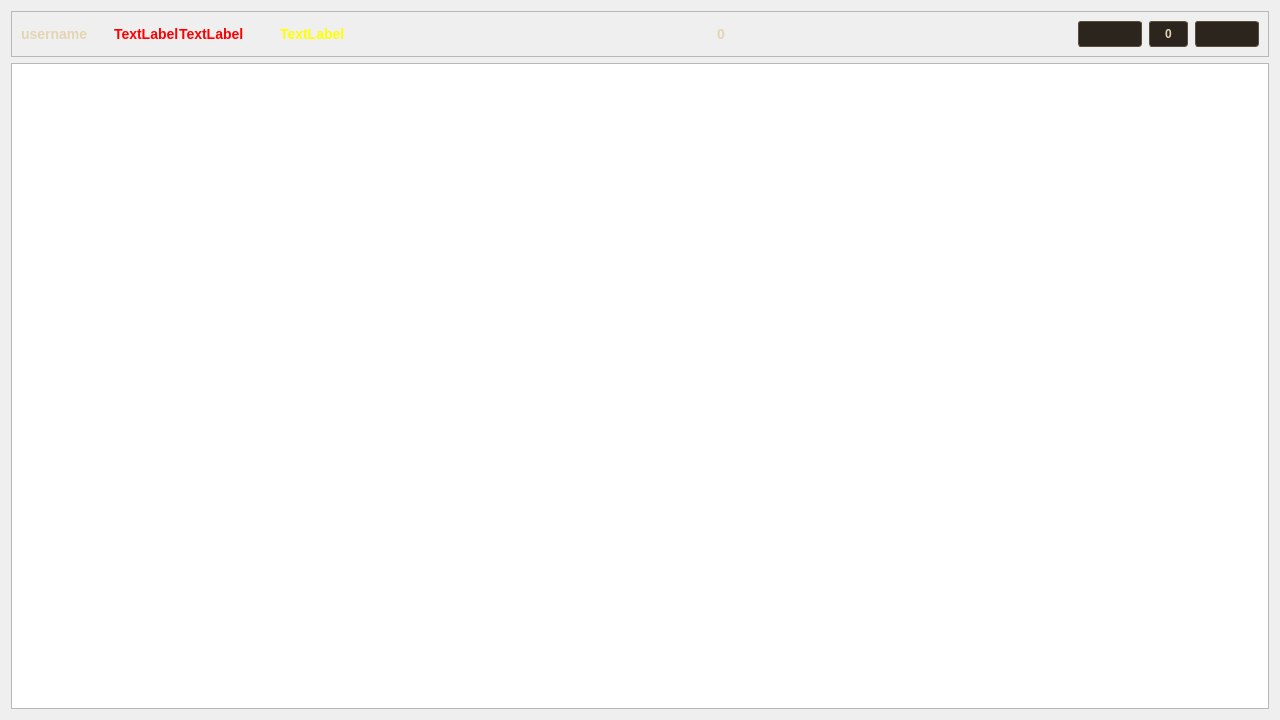
This is gameplay.ui in OVahidO/Slay_The_Spire as Qt 5 draws it before an edit. The edited form follows.
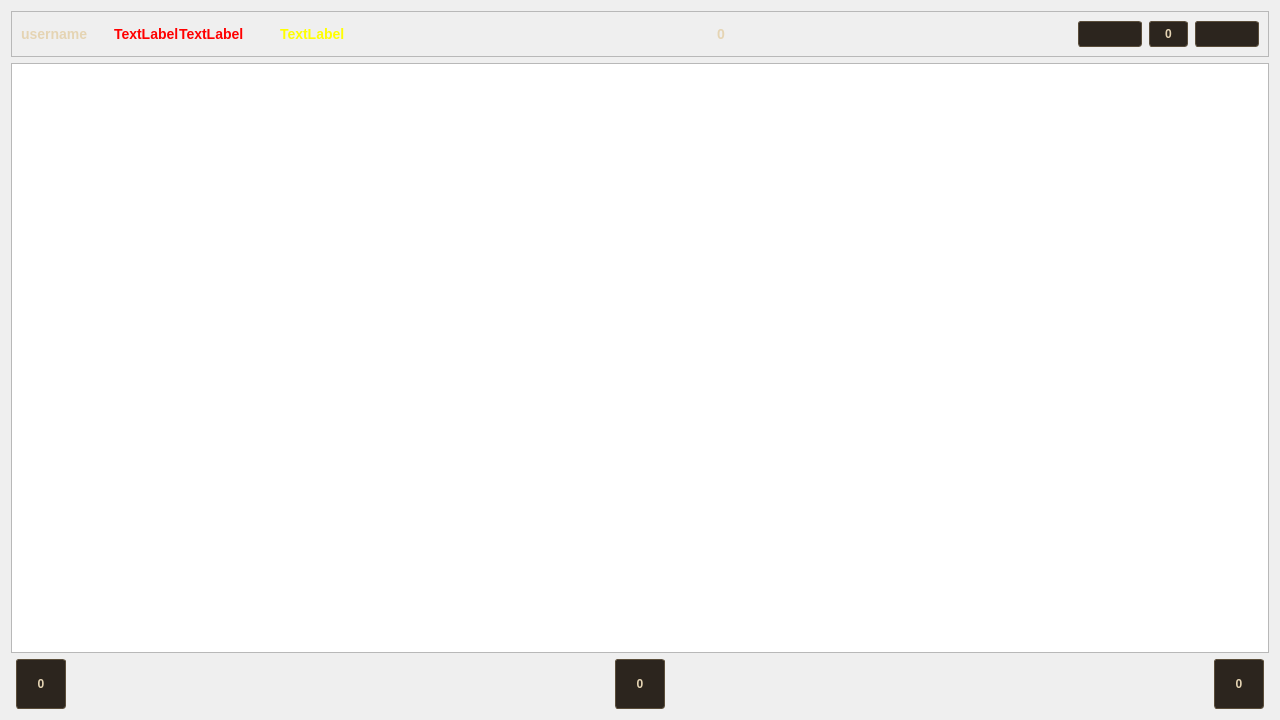
This is the edited form. Icons and pictures are not drawn.

Commit message: feat: add GamePlay UI items: - Piles - Anim PlayerCards - Energy Label - EndTurn Button

Patch:
```diff
--- a/gameplay.ui
+++ b/gameplay.ui
@@ -316,6 +316,163 @@
    <item>
     <widget class="QGraphicsView" name="graphicsView"/>
    </item>
+   <item>
+    <layout class="QHBoxLayout" name="horizontalLayout_2">
+     <property name="leftMargin">
+      <number>5</number>
+     </property>
+     <property name="topMargin">
+      <number>0</number>
+     </property>
+     <property name="rightMargin">
+      <number>5</number>
+     </property>
+     <item>
+      <widget class="QPushButton" name="drawPileButton">
+       <property name="minimumSize">
+        <size>
+         <width>50</width>
+         <height>50</height>
+        </size>
+       </property>
+       <property name="maximumSize">
+        <size>
+         <width>90</width>
+         <height>50</height>
+        </size>
+       </property>
+       <property name="styleSheet">
+        <string notr="true">QPushButton {
+    background-color: #2c251e;
+    color: #e5d4b3;
+    border: 1px solid #5a4d3a;
+    padding: 5px 15px;
+    border-radius: 3px;
+    font-weight: bold;
+}</string>
+       </property>
+       <property name="text">
+        <string>0</string>
+       </property>
+       <property name="icon">
+        <iconset resource="resources.qrc">
+         <normaloff>:/icons/Pics/Icons/DrawPileIcon.png</normaloff>:/icons/Pics/Icons/DrawPileIcon.png</iconset>
+       </property>
+       <property name="iconSize">
+        <size>
+         <width>50</width>
+         <height>50</height>
+        </size>
+       </property>
+      </widget>
+     </item>
+     <item>
+      <spacer name="horizontalSpacer_3">
+       <property name="orientation">
+        <enum>Qt::Orientation::Horizontal</enum>
+       </property>
+       <property name="sizeHint" stdset="0">
+        <size>
+         <width>40</width>
+         <height>20</height>
+        </size>
+       </property>
+      </spacer>
+     </item>
+     <item>
+      <widget class="QPushButton" name="exhaustPileButton">
+       <property name="minimumSize">
+        <size>
+         <width>50</width>
+         <height>50</height>
+        </size>
+       </property>
+       <property name="maximumSize">
+        <size>
+         <width>90</width>
+         <height>50</height>
+        </size>
+       </property>
+       <property name="styleSheet">
+        <string notr="true">QPushButton {
+    background-color: #2c251e;
+    color: #e5d4b3;
+    border: 1px solid #5a4d3a;
+    padding: 5px 15px;
+    border-radius: 3px;
+    font-weight: bold;
+}</string>
+       </property>
+       <property name="text">
+        <string>0</string>
+       </property>
+       <property name="icon">
+        <iconset resource="resources.qrc">
+         <normaloff>:/icons/Pics/Icons/discardPile.png</normaloff>:/icons/Pics/Icons/discardPile.png</iconset>
+       </property>
+       <property name="iconSize">
+        <size>
+         <width>50</width>
+         <height>50</height>
+        </size>
+       </property>
+      </widget>
+     </item>
+     <item>
+      <spacer name="PileLayout">
+       <property name="orientation">
+        <enum>Qt::Orientation::Horizontal</enum>
+       </property>
+       <property name="sizeHint" stdset="0">
+        <size>
+         <width>40</width>
+         <height>20</height>
+        </size>
+       </property>
+      </spacer>
+     </item>
+     <item>
+      <widget class="QPushButton" name="discardPileButton">
+       <property name="minimumSize">
+        <size>
+         <width>50</width>
+         <height>50</height>
+        </size>
+       </property>
+       <property name="maximumSize">
+        <size>
+         <width>90</width>
+         <height>50</height>
+        </size>
+       </property>
+       <property name="styleSheet">
+        <string notr="true">QPushButton {
+    background-color: #2c251e;
+    color: #e5d4b3;
+    border: 1px solid #5a4d3a;
+    padding: 5px 15px;
+    border-radius: 3px;
+    font-weight: bold;
+}
+</string>
+       </property>
+       <property name="text">
+        <string>0</string>
+       </property>
+       <property name="icon">
+        <iconset resource="resources.qrc">
+         <normaloff>:/icons/Pics/Icons/discardPile.png</normaloff>:/icons/Pics/Icons/discardPile.png</iconset>
+       </property>
+       <property name="iconSize">
+        <size>
+         <width>50</width>
+         <height>50</height>
+        </size>
+       </property>
+      </widget>
+     </item>
+    </layout>
+   </item>
   </layout>
  </widget>
  <resources>
```
Left out of the diff: 6 changed lines with no effect on the pictures. The commit also changes 10 other files.
